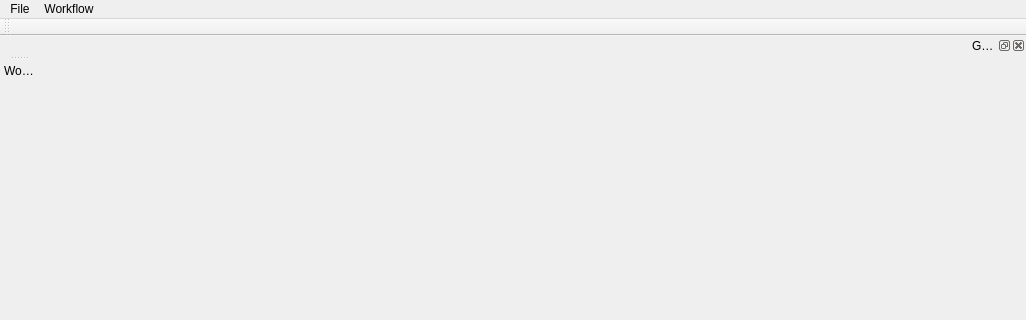
Before: the Qt Designer form python/soma/workflow/gui/main_window.ui in populse/soma-workflow, drawn with Qt 5; both pictures show x 0 to 1026 and y 0 to 320 of the 1026 by 817 pixel window.
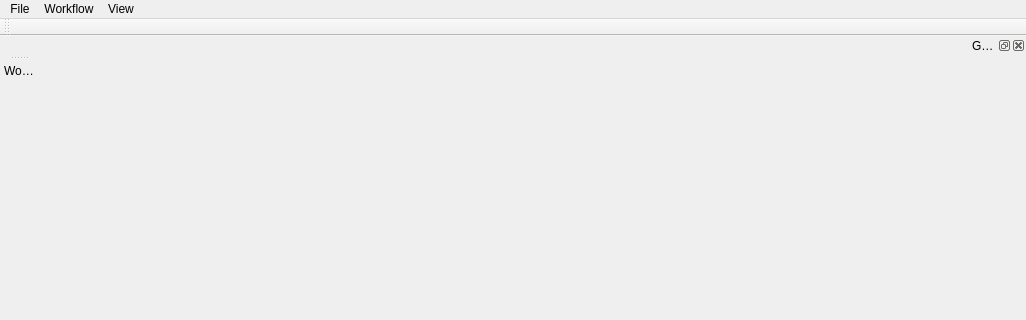
After: the same form once the commit is applied.

```diff
--- a/python/soma/workflow/gui/main_window.ui
+++ b/python/soma/workflow/gui/main_window.ui
@@ -42,8 +42,14 @@
      <string>Workflow</string>
     </property>
    </widget>
+   <widget class="QMenu" name="menu_view">
+    <property name="title">
+     <string>View</string>
+    </property>
+   </widget>
    <addaction name="menu_file"/>
    <addaction name="menu_workflow"/>
+   <addaction name="menu_view"/>
   </widget>
   <widget class="QStatusBar" name="statusbar"/>
   <widget class="QDockWidget" name="dock_item_info">
```
